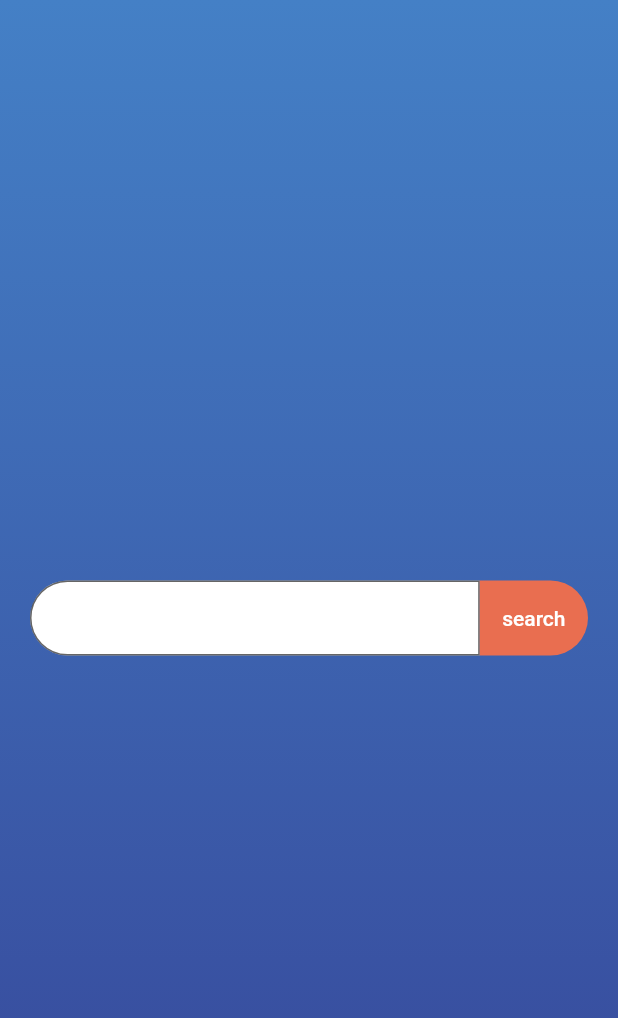
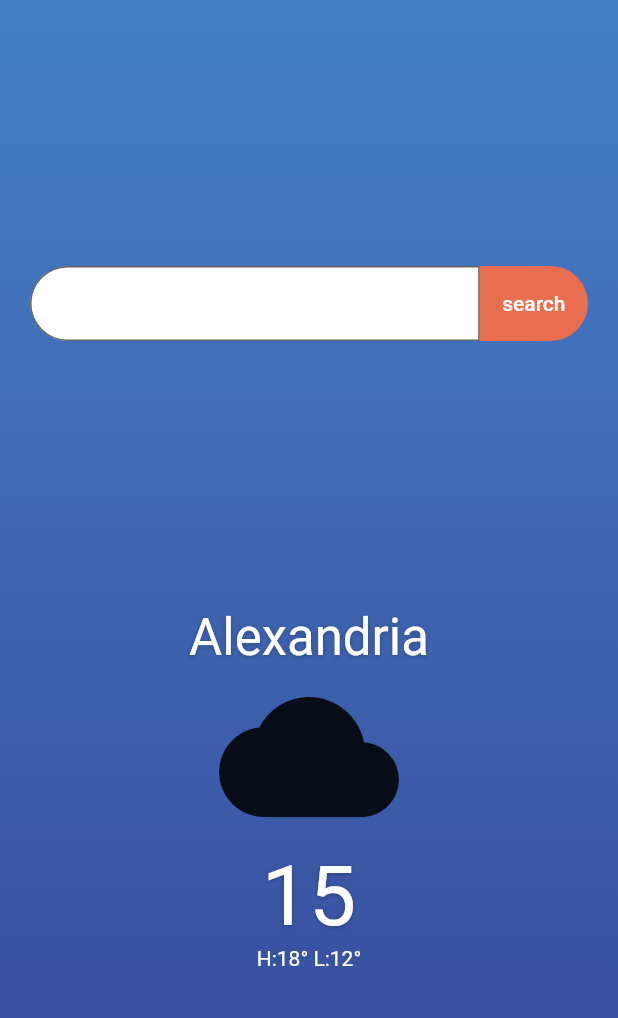
Before and after one commit to ahmeddhus/weather_app, a Flutter app: the screen it shows after launch, on a phone screen of 412 x 824 dp. Shown: the top 1018 px of the screen. Run offline on Flutter 3.47's test engine with Material 2 defaults, Android fonts, the phone set to English and light mode, and no system bars.

Commit message:
Add Current Weather UI

```diff
--- /dev/null
+++ b/lib/src/features/weather/presentation/current_weather.dart
@@ -0,0 +1,35 @@
+import 'package:flutter/material.dart';
+
+class CurrentWeather extends StatelessWidget {
+  const CurrentWeather({super.key});
+
+  @override
+  Widget build(BuildContext context) {
+    final TextTheme textTheme = Theme.of(context).textTheme;
+    return Column(
+      crossAxisAlignment: CrossAxisAlignment.center,
+      children: <Widget>[
+        Text('Alexandria', style: textTheme.headlineMedium),
+        const CurrentWeatherContents(),
+      ],
+    );
+  }
+}
+
+class CurrentWeatherContents extends StatelessWidget {
+  const CurrentWeatherContents({super.key});
+
+  @override
+  Widget build(BuildContext context) {
+    final TextTheme textTheme = Theme.of(context).textTheme;
+
+    return Column(
+      mainAxisSize: MainAxisSize.min,
+      children: [
+        const Icon(Icons.cloud, size: 120),
+        Text('15', style: textTheme.displayMedium),
+        Text('H:18° L:12°', style: textTheme.bodyMedium),
+      ],
+    );
+  }
+}
--- a/lib/src/features/weather/presentation/weather_page.dart
+++ b/lib/src/features/weather/presentation/weather_page.dart
@@ -1,6 +1,7 @@
 import 'package:flutter/material.dart';
 import 'package:weather_app/src/constants/app_colors.dart';
 import 'package:weather_app/src/features/weather/presentation/city_search_box.dart';
+import 'package:weather_app/src/features/weather/presentation/current_weather.dart';
 
 class WeatherPage extends StatelessWidget {
   const WeatherPage({super.key});
@@ -25,6 +26,8 @@ class WeatherPage extends StatelessWidget {
               Spacer(),
               CitySearchBox(),
               Spacer(),
+              CurrentWeather(),
+              Spacer(),
             ],
           ),
         ),
```
Also changed, not shown: pubspec.yaml (+2 -68 lines), 4 other files.
